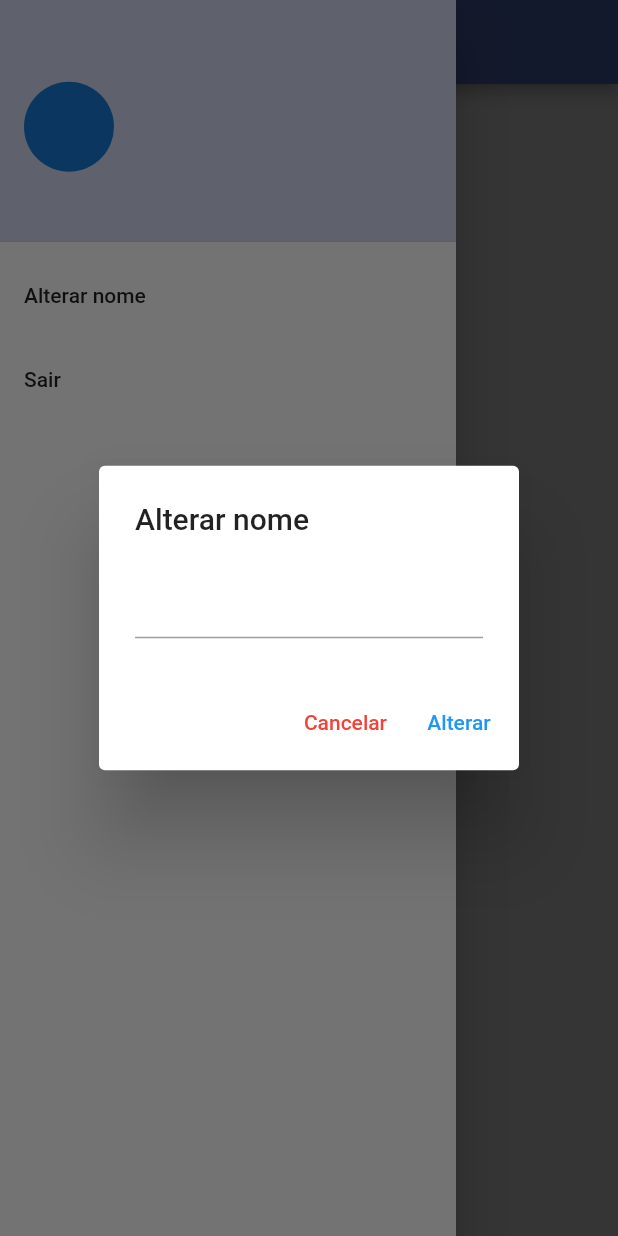
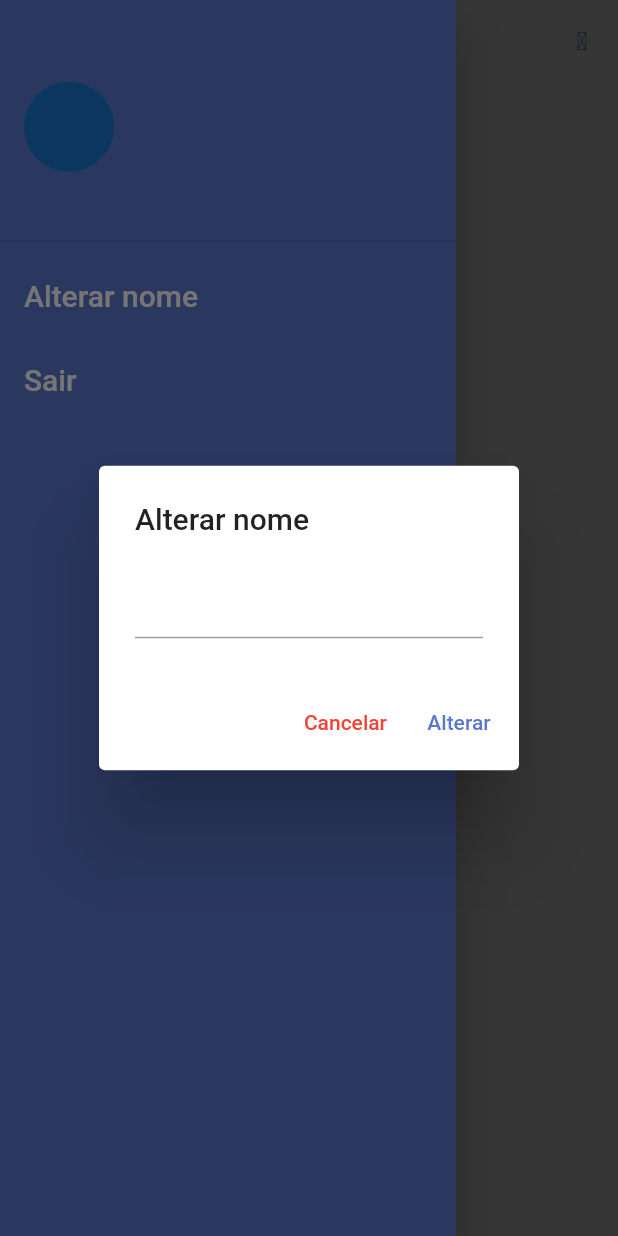
Before and after one commit to lucasdonay/todo_list_provider, a Flutter app: the screen it shows once a user with an empty profile is signed in, in the side drawer, after a tap on "Alterar nome", on a phone screen of 412 x 824 dp. Run offline on Flutter 3.47's test engine with Material 2 defaults, Android fonts, the phone set to English and light mode, and no system bars; our stand-ins replace firebase_auth, firebase_core, google_fonts, google_sign_in, sign_in_button, sqflite and 2 more; missing offline and left inert: flutter_overlay_loader, validatorless; accounts and stored records are empty; network calls fail; Roboto replaces fonts that are missing (Mandali).

Commit message:
start home page

```diff
--- a/lib/app/core/ui/theme_extensios.dart
+++ b/lib/app/core/ui/theme_extensios.dart
@@ -6,7 +6,7 @@ extension ThemeExtension on BuildContext {
   TextTheme get textTheme => Theme.of(this).textTheme;
 
   TextStyle get titleStyle => TextStyle(
-        fontSize: 12,
+        fontSize: 14,
         fontWeight: FontWeight.bold,
         color: Colors.grey,
       );
--- a/lib/app/core/ui/todolisticons.dart
+++ b/lib/app/core/ui/todolisticons.dart
@@ -1,4 +1,4 @@
-/// Flutter icons Todolisticons
+/// Flutter icons TodoListIcons
 /// Copyright (C) 2023 by original authors @ fluttericon.com, fontello.com
 /// This font was generated by FlutterIcon.com, which is derived from Fontello.
 ///
@@ -7,11 +7,15 @@
 ///
 /// flutter:
 ///   fonts:
-///    - family:  Todolisticons
+///    - family:  TodoListIcons
 ///      fonts:
-///       - asset: fonts/Todolisticons.ttf
+///       - asset: fonts/TodoListIcons.ttf
 ///
 ///
+/// * Entypo, Copyright (C) 2012 by Daniel Bruce
+///         Author:    Daniel Bruce
+///         License:   SIL (http://scripts.sil.org/OFL)
+///         Homepage:  http://www.entypo.com
 /// * Font Awesome 5, Copyright (C) 2016 by Dave Gandy
 ///         Author:    Dave Gandy
 ///         License:   SIL (https://github.com/FortAwesome/Font-Awesome/blob/master/LICENSE.txt)
@@ -22,11 +26,10 @@ import 'package:flutter/widgets.dart';
 class TodoListIcons {
   TodoListIcons._();
 
-  static const _kFontFam = 'Todolisticons';
+  static const _kFontFam = 'TodoListIcons';
   static const String? _kFontPkg = null;
 
-  static const IconData eye =
-      IconData(0xf06e, fontFamily: _kFontFam, fontPackage: _kFontPkg);
-  static const IconData eye_slash =
-      IconData(0xf070, fontFamily: _kFontFam, fontPackage: _kFontPkg);
+  static const IconData eye = IconData(0xe800, fontFamily: _kFontFam, fontPackage: _kFontPkg);
+  static const IconData eye_slash = IconData(0xf070, fontFamily: _kFontFam, fontPackage: _kFontPkg);
+  static const IconData filter = IconData(0xf0b0, fontFamily: _kFontFam, fontPackage: _kFontPkg);
 }
--- a/lib/app/modules/home/home_page.dart
+++ b/lib/app/modules/home/home_page.dart
@@ -1,7 +1,10 @@
 import 'package:flutter/material.dart';
 import 'package:todo_list_provider/app/core/ui/theme_extensios.dart';
+import 'package:todo_list_provider/app/core/ui/todolisticons.dart';
 
 import 'widgets/home_drawer.dart';
+import 'widgets/home_filters.dart';
+import 'widgets/home_header.dart';
 
 class HomePage extends StatelessWidget {
   const HomePage({super.key});
@@ -9,12 +12,50 @@ class HomePage extends StatelessWidget {
   @override
   Widget build(BuildContext context) {
     return Scaffold(
+      appBar: AppBar(
+        backgroundColor: Colors.transparent,
+        elevation: 0,
+        iconTheme: IconThemeData(color: context.primaryColor),
+        actions: [
+          PopupMenuButton(
+            icon: Icon(
+              TodoListIcons.filter,
+              size: 17,
+              color: context.primaryColor,
+            ),
+            itemBuilder: (_) => [
+              PopupMenuItem<bool>(
+                child: Text('Mostrar tarefas concluidas'),
+              )
+            ],
+          )
+        ],
+      ),
+      backgroundColor: Colors.white,
       drawer: HomeDrawer(),
-      appBar: AppBar(
-        title: const Text('Home Page'),
-        backgroundColor: context.primaryColor,
+      body: LayoutBuilder(
+        builder: (context, constraints) {
+          return SingleChildScrollView(
+            child: ConstrainedBox(
+              constraints: BoxConstraints(
+                maxHeight: constraints.maxHeight,
+                minWidth: constraints.minWidth,
+              ),
+              child: Container(
+                margin: EdgeInsets.symmetric(horizontal: 20),
+                child: IntrinsicHeight(
+                    child: Column(
+                  crossAxisAlignment: CrossAxisAlignment.start,
+                  children: [
+                    HomeHeader(),
+                    HomeFilters(),
+                  ],
+                )),
+              ),
+            ),
+          );
+        },
       ),
-      body: Container(),
     );
   }
 }
--- a/lib/app/modules/home/widgets/home_drawer.dart
+++ b/lib/app/modules/home/widgets/home_drawer.dart
@@ -14,12 +14,11 @@ class HomeDrawer extends StatelessWidget {
   @override
   Widget build(BuildContext context) {
     return Drawer(
+      elevation: 15,
+      backgroundColor: context.primaryColor,
       child: ListView(
         children: [
           DrawerHeader(
-            decoration: BoxDecoration(
-              color: context.primaryColor.withAlpha(70),
-            ),
             child: Row(
               children: [
                 Selector<AuthProvider, String>(
@@ -39,7 +38,7 @@ class HomeDrawer extends StatelessWidget {
                       builder: (_, value, __) {
                         return Text(
                           value,
-                          style: context.textTheme.headlineSmall,
+                          style: TextStyle(fontSize: 23, color: Colors.white),
                         );
                       },
                       selector: (context, authProvider) {
@@ -58,7 +57,9 @@ class HomeDrawer extends StatelessWidget {
                   context: context,
                   builder: (_) {
                     return AlertDialog(
-                      title: Text('Alterar nome'),
+                      title: Text(
+                        'Alterar nome',
+                      ),
                       content: TextField(
                         onChanged: (value) => nameVN.value = value,
                       ),
@@ -87,17 +88,22 @@ class HomeDrawer extends StatelessWidget {
                                   'Nome alterado com sucesso', Colors.green);
                             }
                           },
-                          child: Text('Alterar'),
+                          child: Text(
+                            'Alterar',
+                            style: TextStyle(color: context.primaryColor),
+                          ),
                         ),
                       ],
                     );
                   });
             },
-            title: Text('Alterar nome'),
+            title: Text('Alterar nome',
+                style: TextStyle(color: Colors.white, fontSize: 20)),
           ),
           ListTile(
             onTap: () => context.read<AuthProvider>().logout(),
-            title: Text('Sair'),
+            title: Text('Sair',
+                style: TextStyle(color: Colors.white, fontSize: 20)),
           )
         ],
       ),
--- /dev/null
+++ b/lib/app/modules/home/widgets/home_filters.dart
@@ -0,0 +1,37 @@
+import 'package:flutter/material.dart';
+import 'package:todo_list_provider/app/core/ui/theme_extensios.dart';
+
+import 'todo_card_filter.dart';
+
+class HomeFilters extends StatefulWidget {
+  const HomeFilters({super.key});
+
+  @override
+  State<HomeFilters> createState() => _HomeFiltersState();
+}
+
+class _HomeFiltersState extends State<HomeFilters> {
+  @override
+  Widget build(BuildContext context) {
+    return Column(
+      crossAxisAlignment: CrossAxisAlignment.start,
+      children: [
+        Text(
+          'Filtros',
+          style: context.titleStyle,
+        ),
+        const SizedBox(
+          height: 10,
+        ),
+        SingleChildScrollView(
+          scrollDirection: Axis.horizontal,
+          child: Row(
+            children: [
+              TodoCardFilter(),
+            ],
+          ),
+        )
+      ],
+    );
+  }
+}
--- /dev/null
+++ b/lib/app/modules/home/widgets/home_header.dart
@@ -0,0 +1,30 @@
+import 'package:flutter/material.dart';
+import 'package:provider/provider.dart';
+import 'package:todo_list_provider/app/core/auth/auth_provider.dart';
+import 'package:todo_list_provider/app/core/ui/theme_extensios.dart';
+
+class HomeHeader extends StatelessWidget {
+  const HomeHeader({super.key});
+
+  @override
+  Widget build(BuildContext context) {
+    return Row(
+      children: [
+        Padding(
+          padding: const EdgeInsets.symmetric(vertical: 20),
+          child: Selector<AuthProvider, String>(
+            builder: (_, value, __) {
+              return Text(
+                'E ai, ${value}!',
+                style: context.textTheme.headlineSmall
+                    ?.copyWith(fontWeight: FontWeight.bold),
+              );
+            },
+            selector: (context, authProvider) =>
+                authProvider.user?.displayName ?? 'Nao informado',
+          ),
+        )
+      ],
+    );
+  }
+}
--- /dev/null
+++ b/lib/app/modules/home/widgets/todo_card_filter.dart
@@ -0,0 +1,17 @@
+import 'package:flutter/material.dart';
+
+class TodoCardFilter extends StatefulWidget {
+  const TodoCardFilter({super.key});
+
+  @override
+  State<TodoCardFilter> createState() => _TodoCardFilterState();
+}
+
+class _TodoCardFilterState extends State<TodoCardFilter> {
+  @override
+  Widget build(BuildContext context) {
+    return Container(
+      constraints: BoxConstraints(minHeight: 120, maxWidth: 150),
+    );
+  }
+}
```
Also changed, not shown: assets/fonts/Todolisticons.ttf.
